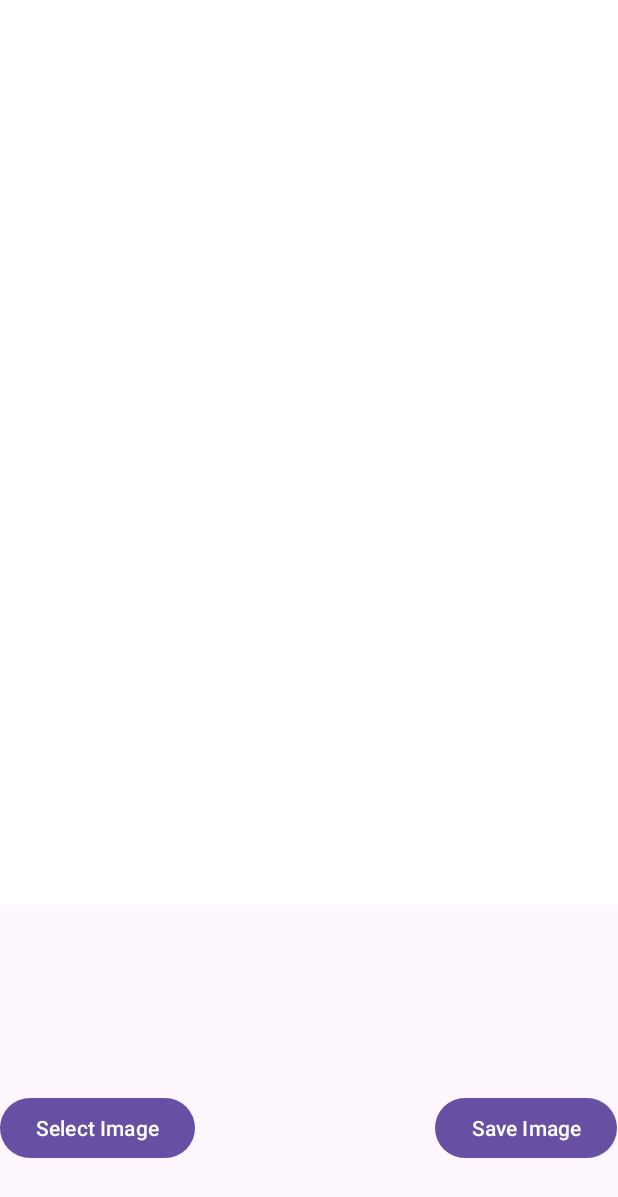
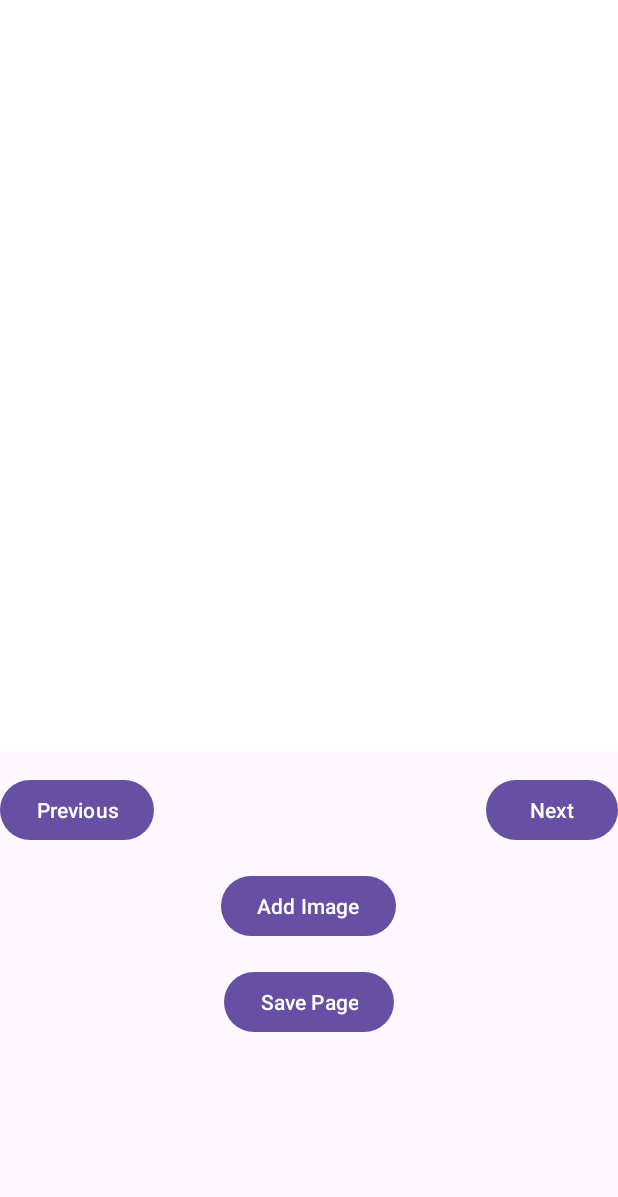
Before and after one commit to crystalshamo/PaperTrail, an Android app: the EditPage screen opened directly, with no data from a screen before it, on a phone screen of 412 x 824 dp. Shown: the top 1197 px of the screen. Run offline under Robolectric (Android 15) with nearby library versions, the phone set to English and light mode, and no system bars.

Commit message:
adding images and resizing

```diff
--- a/app/src/main/AndroidManifest.xml
+++ b/app/src/main/AndroidManifest.xml
@@ -13,7 +13,7 @@
         android:roundIcon="@mipmap/ic_launcher_round"
         android:supportsRtl="true"
         android:theme="@style/Theme.PaperTrail"
-        tools:targetApi="31">
+        >
         <activity
             android:name=".StickerScreen"
             android:exported="false" />
--- a/app/src/main/java/com/example/papertrail/EditPage.java
+++ b/app/src/main/java/com/example/papertrail/EditPage.java
@@ -1,81 +1,74 @@
 package com.example.papertrail;
 
-import android.os.Bundle;
-
-import androidx.activity.EdgeToEdge;
-import androidx.appcompat.app.AppCompatActivity;
-import androidx.core.graphics.Insets;
-import androidx.core.view.ViewCompat;
-import androidx.core.view.WindowInsetsCompat;
-
-import android.Manifest;
-import android.content.ContentResolver;
 import android.content.Intent;
 import android.graphics.Bitmap;
 import android.graphics.BitmapFactory;
+import android.net.Uri;
 import android.os.Bundle;
 import android.provider.MediaStore;
-import android.util.Log;
+import android.view.MotionEvent;
+import android.view.ScaleGestureDetector;
 import android.view.View;
 import android.widget.Button;
+import android.widget.FrameLayout;
 import android.widget.ImageView;
 import android.widget.Toast;
 
 import androidx.appcompat.app.AppCompatActivity;
-import androidx.core.app.ActivityCompat;
-import androidx.core.content.ContextCompat;
 
-import java.io.File;
-import java.io.FileOutputStream;
-import java.io.IOException;
+import java.io.FileNotFoundException;
 import java.io.InputStream;
 
 public class EditPage extends AppCompatActivity {
 
-    private static final int PICK_IMAGE_REQUEST = 1;
-    private static final int REQUEST_PERMISSION = 2;
+    static final int PICK_IMAGE_REQUEST = 1; // For picking image from gallery
+    static final int CAMERA_REQUEST = 2;    // For taking a picture using the camera
 
-    private ImageView imageView;
-    private Button selectImageButton;
-    private Button saveImageButton;
-    private Bitmap selectedBitmap;
+    FrameLayout frameLayoutPage;
+    Button buttonAddImage;
+    ImageView imageViewPage;
+
+    private ScaleGestureDetector scaleGestureDetector;
+    private float currentScale = 1f;
+    private float initialX = 0f;
+    private float initialY = 0f;
 
     @Override
     protected void onCreate(Bundle savedInstanceState) {
         super.onCreate(savedInstanceState);
-        setContentView(R.layout.activity_edit_page);  // Updated to the correct layout file
+        setContentView(R.layout.activity_edit_page);
 
-        imageView = findViewById(R.id.photoEditorImageView);
-        selectImageButton = findViewById(R.id.selectImageButton);
-        saveImageButton = findViewById(R.id.saveImageButton);
+        frameLayoutPage = findViewById(R.id.frameLayoutPage);
+        buttonAddImage = findViewById(R.id.buttonAddImage);
 
-        // Check for permissions
-        if (ContextCompat.checkSelfPermission(this, Manifest.permission.READ_EXTERNAL_STORAGE) != android.content.pm.PackageManager.PERMISSION_GRANTED) {
-            ActivityCompat.requestPermissions(this, new String[]{Manifest.permission.READ_EXTERNAL_STORAGE}, REQUEST_PERMISSION);
+        // Initialize ScaleGestureDetector to handle pinch to zoom
+        scaleGestureDetector = new ScaleGestureDetector(this, new ScaleListener());
+
+        buttonAddImage.setOnClickListener(v -> showImagePickerDialog());
     }
 
-        // Set up button click listeners
-        selectImageButton.setOnClickListener(new View.OnClickListener() {
-            @Override
-            public void onClick(View v) {
-                openGallery();
+    // Dialog for choosing between Camera or Gallery
+    private void showImagePickerDialog() {
+        String[] options = {"Take Photo", "Choose from Gallery"};
+        android.app.AlertDialog.Builder builder = new android.app.AlertDialog.Builder(this);
+        builder.setItems(options, (dialog, which) -> {
+            if (which == 0) {
+                openCamera(); // Open Camera to take a photo
+            } else {
+                openGallery(); // Open Gallery to pick an image
             }
         });
-
-        saveImageButton.setOnClickListener(new View.OnClickListener() {
-            @Override
-            public void onClick(View v) {
-                if (selectedBitmap != null) {
-                    saveImage(selectedBitmap);
-                } else {
-                    Toast.makeText(EditPage.this, "No image to save", Toast.LENGTH_SHORT).show();
-                }
-            }
-        });
+        builder.show();
     }
 
+    // Open Camera to take a photo
+    private void openCamera() {
+        Intent intent = new Intent(MediaStore.ACTION_IMAGE_CAPTURE);
+        startActivityForResult(intent, CAMERA_REQUEST);
+    }
+
+    // Open Gallery to pick an image
     private void openGallery() {
-        // Open the gallery to pick an image
         Intent intent = new Intent(Intent.ACTION_PICK, MediaStore.Images.Media.EXTERNAL_CONTENT_URI);
         startActivityForResult(intent, PICK_IMAGE_REQUEST);
     }
@@ -84,40 +77,75 @@ public class EditPage extends AppCompatActivity {
     protected void onActivityResult(int requestCode, int resultCode, Intent data) {
         super.onActivityResult(requestCode, resultCode, data);
 
-        if (requestCode == PICK_IMAGE_REQUEST && resultCode == RESULT_OK && data != null) {
+        if (resultCode == RESULT_OK && data != null) {
+            if (requestCode == PICK_IMAGE_REQUEST) {
+                // If the result is from the gallery
+                Uri imageUri = data.getData();
                 try {
-                // Get the selected image URI
-                ContentResolver contentResolver = getContentResolver();
-                InputStream inputStream = contentResolver.openInputStream(data.getData());
-                selectedBitmap = BitmapFactory.decodeStream(inputStream);
-                imageView.setImageBitmap(selectedBitmap);
-            } catch (IOException e) {
+                    InputStream inputStream = getContentResolver().openInputStream(imageUri);
+                    Bitmap bitmap = BitmapFactory.decodeStream(inputStream);
+                    addImageToPage(bitmap);
+                } catch (FileNotFoundException e) {
                     e.printStackTrace();
                     Toast.makeText(this, "Failed to load image", Toast.LENGTH_SHORT).show();
+                }
+            } else if (requestCode == CAMERA_REQUEST) {
+                // If the result is from the camera
+                Bitmap photo = (Bitmap) data.getExtras().get("data");
+                addImageToPage(photo);
             }
         }
     }
 
-    private void saveImage(Bitmap bitmap) {
-        // Save the selected image to external storage
-        File file = new File(getExternalFilesDir(null), "edited_image.png");
-        try (FileOutputStream outputStream = new FileOutputStream(file)) {
-            bitmap.compress(Bitmap.CompressFormat.PNG, 100, outputStream);
-            outputStream.flush();
-            Toast.makeText(this, "Image saved to " + file.getAbsolutePath(), Toast.LENGTH_SHORT).show();
-        } catch (IOException e) {
-            e.printStackTrace();
-            Toast.makeText(this, "Failed to save image", Toast.LENGTH_SHORT).show();
+    private void addImageToPage(Bitmap bitmap) {
+        // Create a new ImageView and add the image to the page
+        imageViewPage = new ImageView(this);
+        imageViewPage.setImageBitmap(bitmap);
+        imageViewPage.setLayoutParams(new FrameLayout.LayoutParams(
+                FrameLayout.LayoutParams.WRAP_CONTENT,
+                FrameLayout.LayoutParams.WRAP_CONTENT));
+
+        // Set the initial position for the image (optional)
+        imageViewPage.setX(100); // Initial X position
+        imageViewPage.setY(100); // Initial Y position
+
+        // Enable dragging and resizing
+        imageViewPage.setOnTouchListener(new View.OnTouchListener() {
+            @Override
+            public boolean onTouch(View v, MotionEvent event) {
+                scaleGestureDetector.onTouchEvent(event); // Handle pinch to zoom
+
+                switch (event.getActionMasked()) {
+                    case MotionEvent.ACTION_DOWN:
+                        initialX = event.getRawX() - v.getX();
+                        initialY = event.getRawY() - v.getY();
+                        break;
+                    case MotionEvent.ACTION_MOVE:
+                        v.setX(event.getRawX() - initialX);
+                        v.setY(event.getRawY() - initialY);
+                        break;
                 }
+                return true;
+            }
+        });
+
+        // Add the image to the FrameLayout (page)
+        frameLayoutPage.addView(imageViewPage);
     }
 
+    // ScaleGestureDetector listener for pinch to zoom
+    private class ScaleListener extends ScaleGestureDetector.SimpleOnScaleGestureListener {
         @Override
-    public void onRequestPermissionsResult(int requestCode, String[] permissions, int[] grantResults) {
-        super.onRequestPermissionsResult(requestCode, permissions, grantResults);
-        if (requestCode == REQUEST_PERMISSION) {
-            if (grantResults.length > 0 && grantResults[0] != android.content.pm.PackageManager.PERMISSION_GRANTED) {
-                Toast.makeText(this, "Permission denied. Cannot access gallery.", Toast.LENGTH_SHORT).show();
+        public boolean onScale(ScaleGestureDetector detector) {
+            float scaleFactor = detector.getScaleFactor();
+            currentScale *= scaleFactor;
+            currentScale = Math.max(0.1f, Math.min(currentScale, 5.0f));
+
+            // Scale the image
+            imageViewPage.setScaleX(currentScale);
+            imageViewPage.setScaleY(currentScale);
+
+            return true;
         }
     }
 }
-}
--- a/app/src/main/res/layout/activity_edit_page.xml
+++ b/app/src/main/res/layout/activity_edit_page.xml
@@ -7,34 +7,46 @@
     android:layout_height="match_parent"
     tools:context=".EditPage">
 
-        <!-- ImageView to show the image -->
-    <ImageView
-        android:id="@+id/photoEditorImageView"
-        android:layout_width="match_parent"
-        android:layout_height="603dp"
-        android:contentDescription="Photo Editor Image"
-        android:scaleType="fitCenter"
-        android:src="@android:color/white" />
+        <FrameLayout
+            android:id="@+id/frameLayoutPage"
+            android:layout_width="500dp"
+            android:layout_height="500dp"
+            android:background="@android:color/white">
+        </FrameLayout>
 
-        <!-- Button to open gallery -->
+        <Button
+            android:id="@+id/buttonPrev"
+            android:layout_width="wrap_content"
+            android:layout_height="wrap_content"
+            android:text="Previous"
+            android:layout_below="@id/frameLayoutPage"
+            android:layout_alignParentStart="true"
+            android:layout_marginTop="16dp" />
 
-    <!-- Button to save the image -->
+        <Button
+            android:id="@+id/buttonNext"
+            android:layout_width="wrap_content"
+            android:layout_height="wrap_content"
+            android:text="Next"
+            android:layout_below="@id/frameLayoutPage"
+            android:layout_alignParentEnd="true"
+            android:layout_marginTop="16dp" />
 
-    <Button
-        android:id="@+id/selectImageButton"
-        android:layout_width="wrap_content"
-        android:layout_height="wrap_content"
-        android:layout_alignParentBottom="true"
-        android:layout_marginBottom="48dp"
-        android:text="Select Image" />
+        <Button
+            android:id="@+id/buttonAddImage"
+            android:layout_width="wrap_content"
+            android:layout_height="wrap_content"
+            android:text="Add Image"
+            android:layout_below="@id/buttonPrev"
+            android:layout_centerHorizontal="true"
+            android:layout_marginTop="16dp" />
 
-    <Button
-        android:id="@+id/saveImageButton"
-        android:layout_width="wrap_content"
-        android:layout_height="wrap_content"
-        android:layout_alignParentBottom="true"
-        android:layout_marginStart="160dp"
-        android:layout_marginBottom="48dp"
-        android:layout_toEndOf="@id/selectImageButton"
-        android:text="Save Image" />
-</RelativeLayout>
+        <Button
+            android:id="@+id/buttonSavePage"
+            android:layout_width="wrap_content"
+            android:layout_height="wrap_content"
+            android:text="Save Page"
+            android:layout_below="@id/buttonAddImage"
+            android:layout_centerHorizontal="true"
+            android:layout_marginTop="16dp" />
+    </RelativeLayout>
```
Also changed, not shown: app/src/main/java/com/example/papertrail/HomeScreen.java (+16 -0 lines), app/src/main/res/layout/activity_home_screen.xml (+9 -0 lines). Lines whose indentation alone changed are shown as unchanged.
